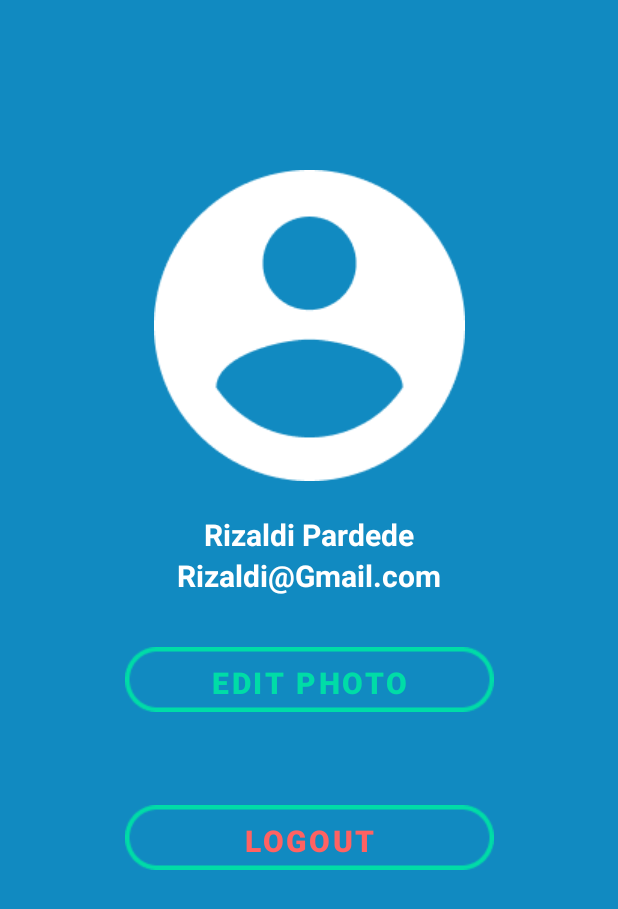
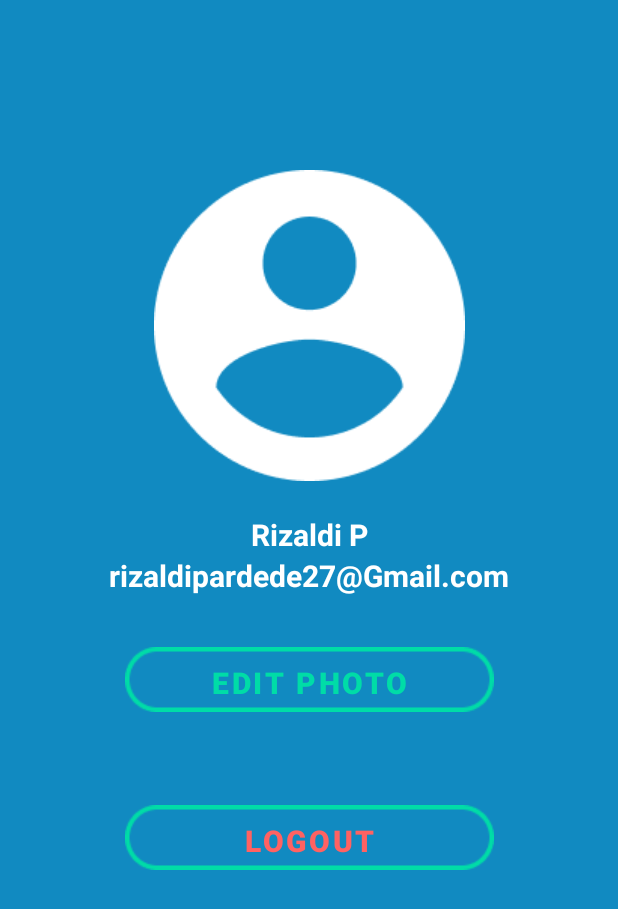
Before and after one commit to Bangkit-Academy-C23-PS353-Group/DiagnoseALLApp, an Android app built with Jetpack Compose: the Profile screen opened directly, with no data from a screen before it, on a phone screen of 412 x 824 dp. Shown: the top 909 px of the screen. Run offline under Robolectric (Android 15) with nearby library versions, the phone set to English and light mode, and no system bars.

Commit message:
Diagnose ALL APP done

```diff
--- a/app/src/main/java/com/example/diagnosaallapps/HomeActivity.kt
+++ b/app/src/main/java/com/example/diagnosaallapps/HomeActivity.kt
@@ -59,7 +59,7 @@ class HomeActivity : ComponentActivity() {
 @Composable
 fun HomeScreen(modifier: Modifier = Modifier) {
         Column(modifier = modifier) {
-            Banner(userName = "Rizaldi", date = "Selasa, 13 Juni 2023")
+            Banner(userName = "Rizaldi P", date = "Selasa, 15 Juni 2023")
             SectionText(title = "Our Services")
             ServiceRow(listService = dummyServices)
             SectionText(title = "Health Article")
--- a/app/src/main/res/layout/activity_profile.xml
+++ b/app/src/main/res/layout/activity_profile.xml
@@ -25,7 +25,7 @@
         app:layout_constraintStart_toStartOf="parent"
         app:layout_constraintTop_toBottomOf="@+id/ivUserProfile"
         android:layout_marginTop="22dp"
-        android:text="Rizaldi Pardede"
+        android:text="Rizaldi P"
         android:textColor="@color/white"
         android:textStyle="bold"
         android:textSize="20sp" />
@@ -37,7 +37,7 @@
         app:layout_constraintEnd_toEndOf="parent"
         app:layout_constraintStart_toStartOf="parent"
         app:layout_constraintTop_toBottomOf="@id/edtUserName"
-        android:text="Rizaldi@Gmail.com"
+        android:text="rizaldipardede27@Gmail.com"
         android:textColor="@color/white"
         android:textSize="20sp"
         android:textStyle="bold"/>
--- a/app/src/main/res/layout/activity_result.xml
+++ b/app/src/main/res/layout/activity_result.xml
@@ -116,7 +116,7 @@
         android:layout_width="wrap_content"
         android:layout_height="wrap_content"
         android:layout_marginTop="12dp"
-        android:text="02 Jun 2023"
+        android:text="15 Jun 2023"
         android:textColor="@color/white"
         android:textSize="20sp"
         app:layout_constraintBottom_toBottomOf="parent"
```
Also changed, not shown: 42 other files.
